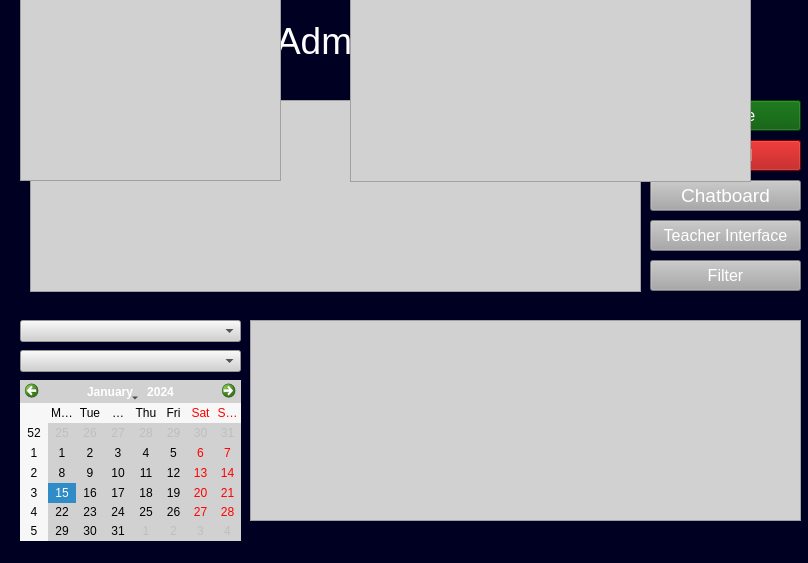
This is admin.ui in bakisgan/Campus_Pulse_v02 as Qt 5 draws it before an edit. The edited form follows.
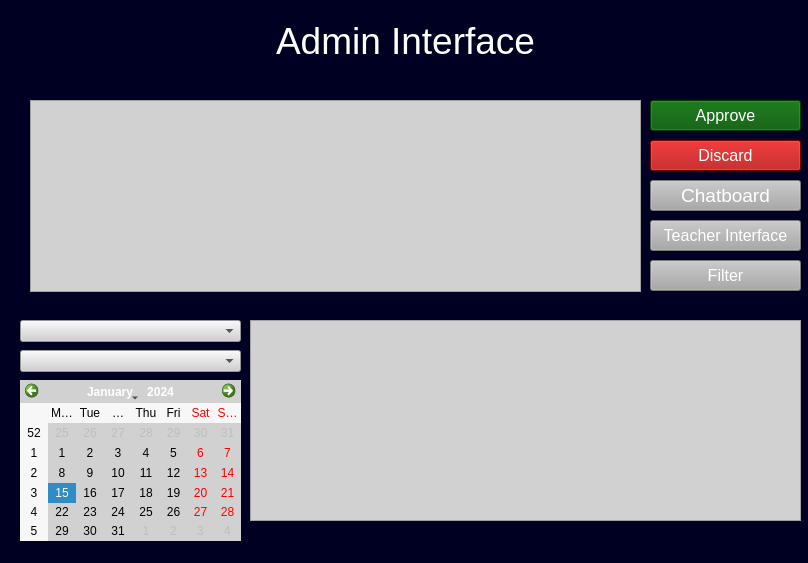
This is the edited form.

What changed in the file:
```diff
--- a/admin.ui
+++ b/admin.ui
@@ -120,32 +120,6 @@
      <string>Chatboard</string>
     </property>
    </widget>
-   <widget class="QTableWidget" name="courseWidget">
-    <property name="geometry">
-     <rect>
-      <x>20</x>
-      <y>-10</y>
-      <width>261</width>
-      <height>191</height>
-     </rect>
-    </property>
-    <property name="styleSheet">
-     <string notr="true">background-color: rgb(209, 209, 209);</string>
-    </property>
-   </widget>
-   <widget class="QTableWidget" name="studentWidget">
-    <property name="geometry">
-     <rect>
-      <x>350</x>
-      <y>-10</y>
-      <width>401</width>
-      <height>192</height>
-     </rect>
-    </property>
-    <property name="styleSheet">
-     <string notr="true">background-color: rgb(209, 209, 209);</string>
-    </property>
-   </widget>
    <widget class="QComboBox" name="Users_combo">
     <property name="geometry">
      <rect>
```
